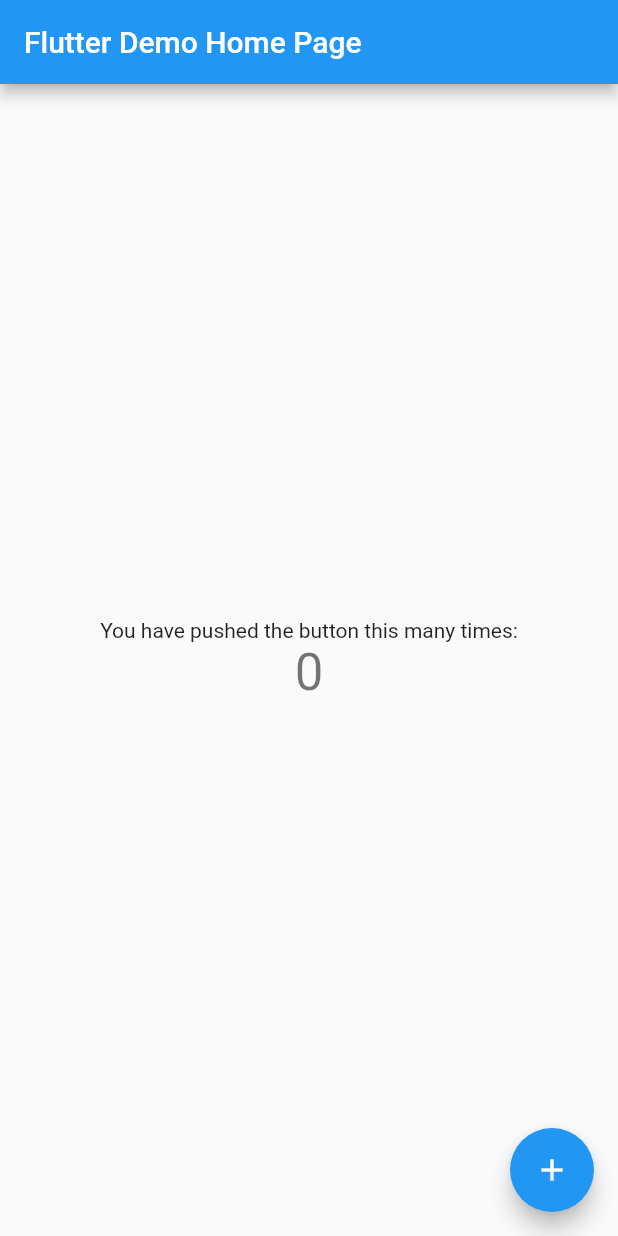
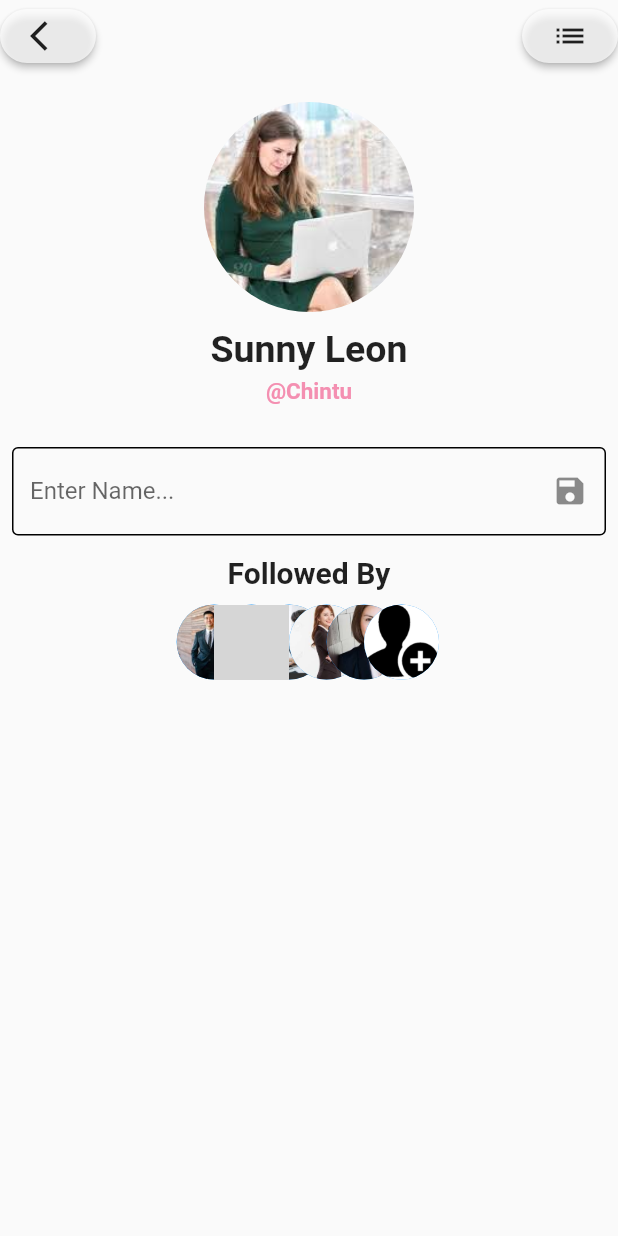
Before and after one commit to Tosin2289/Ui-Challenge-65, a Flutter app: the screen it shows after launch, on a phone screen of 412 x 824 dp. Run offline on Flutter 3.47's test engine with Material 2 defaults, Android fonts, the phone set to English and light mode, and no system bars; grey boxes are pictures that could not be loaded.

Commit message:
third commit

```diff
--- a/lib/main.dart
+++ b/lib/main.dart
@@ -7,109 +7,180 @@
 class MyApp extends StatelessWidget {
   const MyApp({super.key});
 
-  // This widget is the root of your application.
   @override
   Widget build(BuildContext context) {
     return MaterialApp(
-      title: 'Flutter Demo',
+      debugShowCheckedModeBanner: false,
       theme: ThemeData(
-        // This is the theme of your application.
-        //
-        // Try running your application with "flutter run". You'll see the
-        // application has a blue toolbar. Then, without quitting the app, try
-        // changing the primarySwatch below to Colors.green and then invoke
-        // "hot reload" (press "r" in the console where you ran "flutter run",
-        // or simply save your changes to "hot reload" in a Flutter IDE).
-        // Notice that the counter didn't reset back to zero; the application
-        // is not restarted.
-        primarySwatch: Colors.blue,
+        primarySwatch: Colors.grey,
       ),
-      home: const MyHomePage(title: 'Flutter Demo Home Page'),
+      home: const HomePage(),
     );
   }
 }
 
-class MyHomePage extends StatefulWidget {
-  const MyHomePage({super.key, required this.title});
-
-  // This widget is the home page of your application. It is stateful, meaning
-  // that it has a State object (defined below) that contains fields that affect
-  // how it looks.
-
-  // This class is the configuration for the state. It holds the values (in this
-  // case the title) provided by the parent (in this case the App widget) and
-  // used by the build method of the State. Fields in a Widget subclass are
-  // always marked "final".
-
-  final String title;
-
-  @override
-  State<MyHomePage> createState() => _MyHomePageState();
-}
-
-class _MyHomePageState extends State<MyHomePage> {
-  int _counter = 0;
-
-  void _incrementCounter() {
-    setState(() {
-      // This call to setState tells the Flutter framework that something has
-      // changed in this State, which causes it to rerun the build method below
-      // so that the display can reflect the updated values. If we changed
-      // _counter without calling setState(), then the build method would not be
-      // called again, and so nothing would appear to happen.
-      _counter++;
-    });
-  }
+class HomePage extends StatelessWidget {
+  const HomePage({Key? key}) : super(key: key);
 
   @override
   Widget build(BuildContext context) {
-    // This method is rerun every time setState is called, for instance as done
-    // by the _incrementCounter method above.
-    //
-    // The Flutter framework has been optimized to make rerunning build methods
-    // fast, so that you can just rebuild anything that needs updating rather
-    // than having to individually change instances of widgets.
     return Scaffold(
-      appBar: AppBar(
-        // Here we take the value from the MyHomePage object that was created by
-        // the App.build method, and use it to set our appbar title.
-        title: Text(widget.title),
-      ),
-      body: Center(
-        // Center is a layout widget. It takes a single child and positions it
-        // in the middle of the parent.
-        child: Column(
-          // Column is also a layout widget. It takes a list of children and
-          // arranges them vertically. By default, it sizes itself to fit its
-          // children horizontally, and tries to be as tall as its parent.
-          //
-          // Invoke "debug painting" (press "p" in the console, choose the
-          // "Toggle Debug Paint" action from the Flutter Inspector in Android
-          // Studio, or the "Toggle Debug Paint" command in Visual Studio Code)
-          // to see the wireframe for each widget.
-          //
-          // Column has various properties to control how it sizes itself and
-          // how it positions its children. Here we use mainAxisAlignment to
-          // center the children vertically; the main axis here is the vertical
-          // axis because Columns are vertical (the cross axis would be
-          // horizontal).
-          mainAxisAlignment: MainAxisAlignment.center,
-          children: <Widget>[
-            const Text(
-              'You have pushed the button this many times:',
-            ),
-            Text(
-              '$_counter',
-              style: Theme.of(context).textTheme.headline4,
-            ),
-          ],
+      body: SafeArea(
+        child: Center(
+          child: Column(
+            children: [
+              Row(
+                mainAxisAlignment: MainAxisAlignment.spaceBetween,
+                children: [
+                  ElevatedButton(
+                    onPressed: () {},
+                    child: Icon(
+                      Icons.arrow_back_ios,
+                      color: Colors.black87,
+                    ),
+                    style: ButtonStyle(
+                      shape: MaterialStateProperty.all<RoundedRectangleBorder>(
+                        RoundedRectangleBorder(
+                          borderRadius: BorderRadius.circular(120),
+                        ),
+                      ),
+                      backgroundColor:
+                          MaterialStateProperty.all(Colors.white70),
+                    ),
+                  ),
+                  ElevatedButton(
+                    onPressed: () {},
+                    child: Icon(
+                      Icons.list,
+                      color: Colors.black87,
+                    ),
+                    style: ButtonStyle(
+                      shape: MaterialStateProperty.all<RoundedRectangleBorder>(
+                        RoundedRectangleBorder(
+                          borderRadius: BorderRadius.circular(120),
+                        ),
+                      ),
+                      backgroundColor:
+                          MaterialStateProperty.all(Colors.white70),
+                    ),
+                  ),
+                ],
+              ),
+              SizedBox(
+                height: 20,
+              ),
+              CircleAvatar(
+                radius: 70,
+                backgroundImage: AssetImage("assets/img1.jpg"),
+              ),
+              SizedBox(
+                height: 10,
+              ),
+              Text(
+                "Sunny Leon",
+                style: TextStyle(fontSize: 25, fontWeight: FontWeight.bold),
+              ),
+              SizedBox(
+                height: 5,
+              ),
+              Text(
+                "@Chintu",
+                style: TextStyle(
+                    fontSize: 15,
+                    fontWeight: FontWeight.bold,
+                    color: Colors.pink.shade200),
+              ),
+              SizedBox(
+                height: 20,
+              ),
+              Padding(
+                padding: const EdgeInsets.all(8.0),
+                child: TextField(
+                  decoration: InputDecoration(
+                      iconColor: Colors.grey,
+                      focusedBorder: OutlineInputBorder(
+                          borderSide: BorderSide(color: Colors.black)),
+                      enabledBorder: OutlineInputBorder(
+                        borderSide: BorderSide(color: Colors.black),
+                      ),
+                      labelText: 'Enter Name...',
+                      border: OutlineInputBorder(),
+                      suffixIcon: Icon(Icons.save)),
+                ),
+              ),
+              SizedBox(
+                height: 5,
+              ),
+              Text(
+                "Followed By",
+                style: TextStyle(fontSize: 20, fontWeight: FontWeight.bold),
+              ),
+              SizedBox(
+                height: 10,
+              ),
+              Row(
+                children: [
+                  SizedBox(
+                    width: MediaQuery.of(context).size.width / 3.5,
+                  ),
+                  Container(
+                    width: 200,
+                    child: Stack(
+                      children: [
+                        CircleAvatar(
+                          backgroundColor: Colors.blue,
+                          backgroundImage: AssetImage("assets/img2.jpg"),
+                          radius: 25,
+                        ),
+                        Positioned(
+                          left: 25,
+                          child: CircleAvatar(
+                            backgroundColor: Colors.blue,
+                            backgroundImage: AssetImage("assets/img3.jpg"),
+                            radius: 25,
+                          ),
+                        ),
+                        Positioned(
+                          left: 50,
+                          child: CircleAvatar(
+                            backgroundColor: Colors.blue,
+                            backgroundImage: AssetImage("assets/img4.jpg"),
+                            radius: 25,
+                          ),
+                        ),
+                        Positioned(
+                          left: 75,
+                          child: CircleAvatar(
+                            backgroundColor: Colors.blue,
+                            backgroundImage: AssetImage("assets/img5.jpg"),
+                            radius: 25,
+                          ),
+                        ),
+                        Positioned(
+                          left: 100,
+                          child: CircleAvatar(
+                            backgroundColor: Colors.blue,
+                            backgroundImage: AssetImage("assets/img6.jpg"),
+                            radius: 25,
+                          ),
+                        ),
+                        Positioned(
+                          left: 125,
+                          child: CircleAvatar(
+                            backgroundColor: Colors.blue,
+                            backgroundImage: AssetImage("assets/img7.png"),
+                            radius: 25,
+                          ),
+                        ),
+                      ],
+                    ),
+                  ),
+                ],
+              ),
+            ],
+          ),
         ),
       ),
-      floatingActionButton: FloatingActionButton(
-        onPressed: _incrementCounter,
-        tooltip: 'Increment',
-        child: const Icon(Icons.add),
-      ), // This trailing comma makes auto-formatting nicer for build methods.
     );
   }
 }
```
